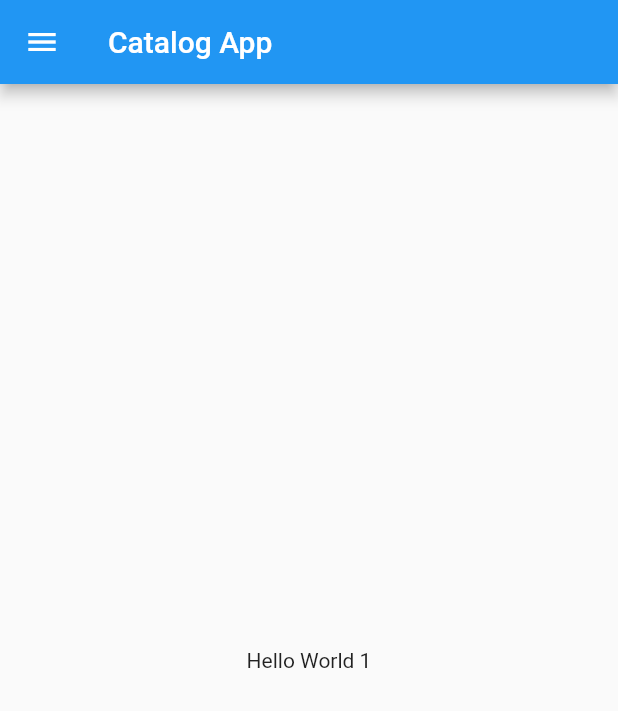
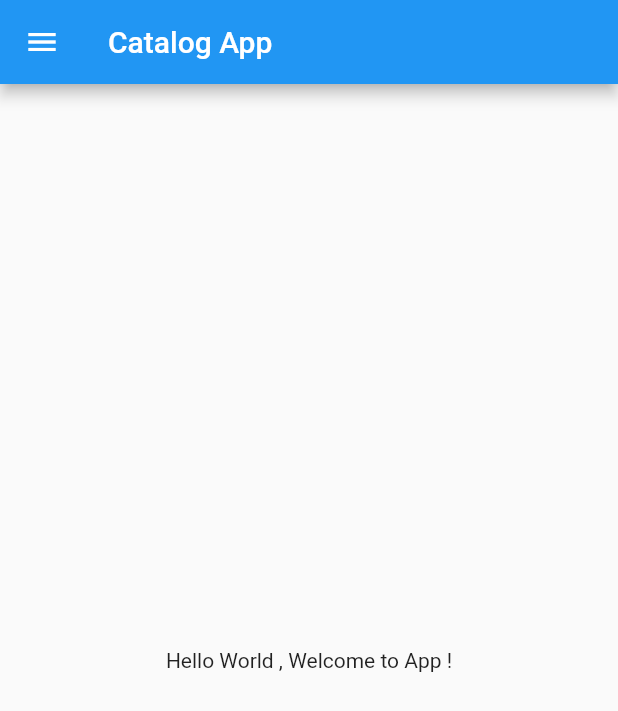
Before and after one commit to ashishnagpal2011/flutter_application_1, a Flutter app: the screen it shows after launch, on a phone screen of 412 x 824 dp. Shown: the top 711 px of the screen. Run offline on Flutter 3.47's test engine with Material 2 defaults, Android fonts, the phone set to English and light mode, and no system bars.

Commit message:
Commit 4

```diff
--- a/lib/home_page.dart
+++ b/lib/home_page.dart
@@ -10,7 +10,7 @@ class HomePage extends StatelessWidget {
       drawer: Drawer(),
         body: Center(
           child: Container(
-            child : Text("Hello World 1")
+            child : Text("Hello World , Welcome to App !")
           ),
         ),
       );
```
